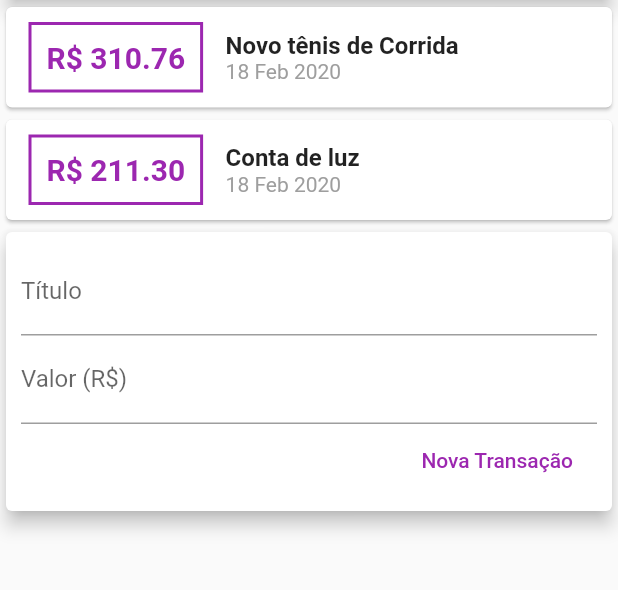
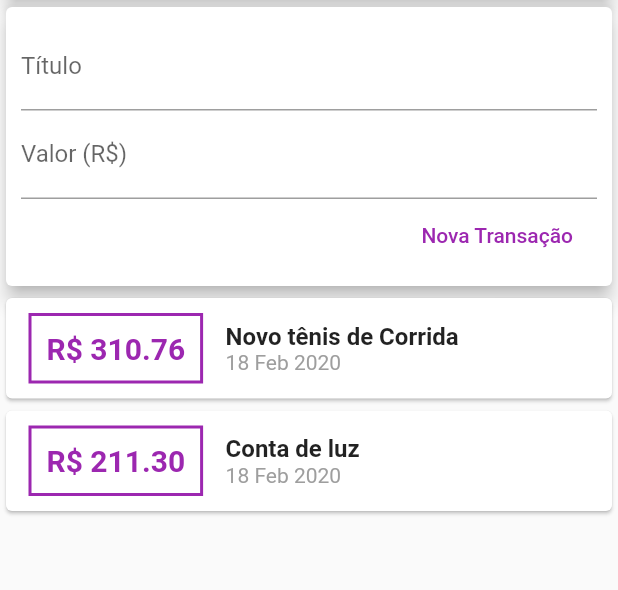
Before and after one commit to carlosrjr/Personal-Expenses, a Flutter app: the screen it shows after launch, on a phone screen of 412 x 824 dp, the part 119-709 px from its top. Run offline on Flutter 3.47's test engine with Material 2 defaults, Android fonts, the phone set to English and light mode, and no system bars.

Commit message:
[UP] refatoraçao do componente da lista de despesas

```diff
--- a/lib/components/transaction_list.dart
+++ b/lib/components/transaction_list.dart
@@ -9,8 +9,12 @@ class TransactionList extends StatelessWidget {
 
   @override
   Widget build(BuildContext context) {
-    return Column(
-      children: transactions.map((tr) {
+    return Container(
+      height: 300,
+      child: ListView.builder(
+        itemCount: transactions.length,
+        itemBuilder: (ctx, index) {
+          final tr = transactions[index];
           return Card(
             child: Row(
               children: <Widget>[
@@ -39,7 +43,8 @@ class TransactionList extends StatelessWidget {
                   children: <Widget>[
                     Text(
                       tr.title,
-                    style: TextStyle(fontWeight: FontWeight.bold, fontSize: 16),
+                      style:
+                          TextStyle(fontWeight: FontWeight.bold, fontSize: 16),
                     ),
                     Text(
                       DateFormat('d MMM y').format(tr.date),
@@ -50,7 +55,8 @@ class TransactionList extends StatelessWidget {
               ],
             ),
           );
-      }).toList(),
+        },
+      ),
     );
   }
 }
--- a/lib/components/transaction_user.dart
+++ b/lib/components/transaction_user.dart
@@ -43,8 +43,8 @@ class _TransactionUserState extends State<TransactionUser> {
   Widget build(BuildContext context) {
     return Column(
       children: <Widget>[
+        TransactionForm(_addTransaction),
         TransactionList(_transactions),
-        TransactionForm(_addTransaction),
       ],
     );
   }
--- a/lib/main.dart
+++ b/lib/main.dart
@@ -18,7 +18,8 @@ class MyHomePage extends StatelessWidget {
     return Center(
       child: Scaffold(
         appBar: AppBar(title: Text('Despesas Pessoais')),
-        body: Column(
+        body: SingleChildScrollView(
+          child: Column(
             crossAxisAlignment: CrossAxisAlignment.stretch,
             children: <Widget>[
               Container(
@@ -33,6 +34,7 @@ class MyHomePage extends StatelessWidget {
             ],
           ),
         ),
+      ),
     );
   }
 }
```
Lines whose indentation alone changed are shown as unchanged.
